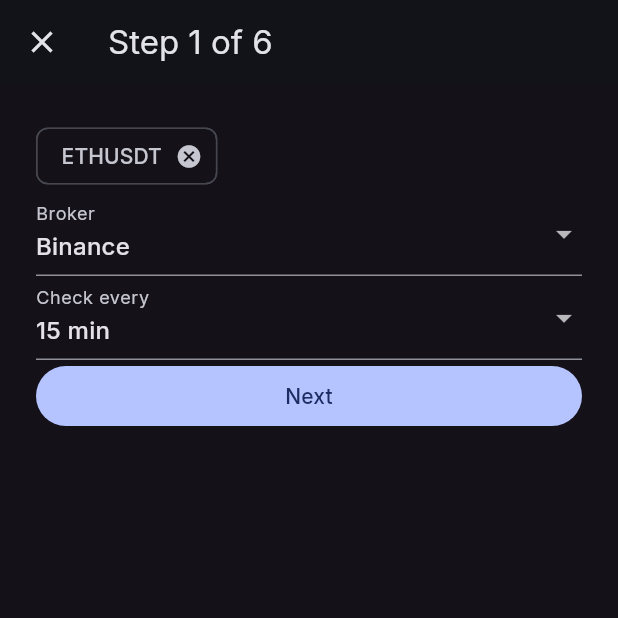
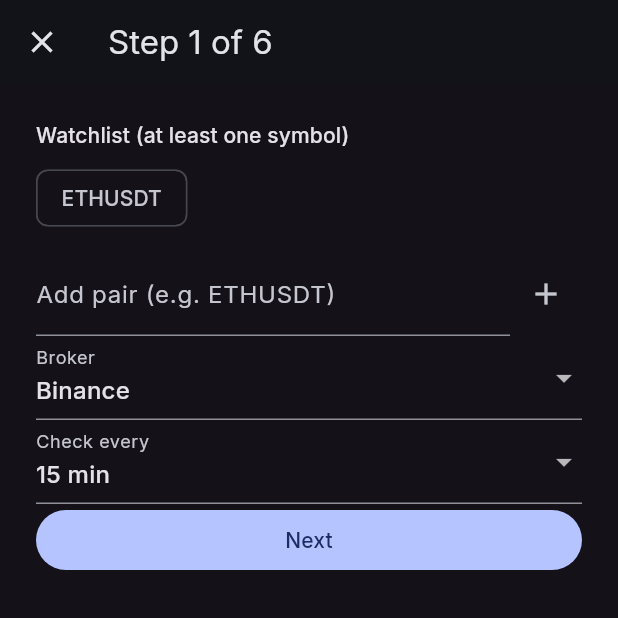
Before and after one commit to incrediapp/autoTrader, a Flutter app: the NewStrategyFlow screen opened by its route, swiped to page 4, on a phone screen of 412 x 824 dp, the top half of it. Run offline on Flutter 3.47's test engine with Material 3 defaults, Android fonts, the phone set to English and light mode, and no system bars; our stand-ins replace cloud_firestore, cloud_functions, firebase_auth, firebase_core, firebase_messaging, fl_chart and 6 more; accounts and stored records are empty; generated files the repository leaves out were written again; network calls fail.

Commit message:
No idea what I did

```diff
--- a/flutter_app/lib/features/strategy/new_strategy_flow.dart
+++ b/flutter_app/lib/features/strategy/new_strategy_flow.dart
@@ -32,12 +32,33 @@
   String _broker = 'binance';
   int _interval = 15;
   bool _loading = false;
+  final _assetInput = TextEditingController();
+
+  String get _defaultAsset => _broker == 'ibkr' ? 'AAPL' : 'ETHUSDT';
+
+  void _ensureDefaultAsset() {
+    if (_assets.isEmpty) {
+      _assets.add(_defaultAsset);
+    }
+  }
+
+  void _addAsset(String raw) {
+    final symbol = raw.trim().toUpperCase();
+    if (symbol.isEmpty) return;
+    setState(() {
+      if (!_assets.contains(symbol)) {
+        _assets.add(symbol);
+      }
+      _assetInput.clear();
+    });
+  }
 
   @override
   void dispose() {
     _pageController.dispose();
     _name.dispose();
     _chatController.dispose();
+    _assetInput.dispose();
     super.dispose();
   }
 
@@ -81,7 +102,12 @@
           if (suggested is List && suggested.isNotEmpty) {
             _assets
               ..clear()
-              ..addAll(suggested.map((a) => a.toString()));
+              ..addAll(
+                suggested
+                    .map((a) => a.toString().trim().toUpperCase())
+                    .where((a) => a.isNotEmpty),
+              );
+            _ensureDefaultAsset();
           }
           final broker = result['suggestedBroker']?.toString();
           if (broker == 'binance' || broker == 'ibkr') {
@@ -132,6 +158,14 @@
         const SnackBar(
           content: Text('Describe your strategy in the chat step before creating.'),
         ),
+      );
+      return;
+    }
+
+    _ensureDefaultAsset();
+    if (_assets.isEmpty) {
+      ScaffoldMessenger.of(context).showSnackBar(
+        const SnackBar(content: Text('Add at least one asset to the watchlist.')),
       );
       return;
     }
@@ -338,11 +372,42 @@
     return ListView(
       padding: const EdgeInsets.all(24),
       children: [
+        Text(
+          'Watchlist (at least one symbol)',
+          style: Theme.of(context).textTheme.titleSmall,
+        ),
+        const SizedBox(height: 8),
         Wrap(
           spacing: 8,
           children: _assets
-              .map((a) => Chip(label: Text(a), onDeleted: () => setState(() => _assets.remove(a))))
+              .map(
+                (a) => Chip(
+                  label: Text(a),
+                  onDeleted: _assets.length > 1
+                      ? () => setState(() => _assets.remove(a))
+                      : null,
+                ),
+              )
               .toList(),
+        ),
+        const SizedBox(height: 12),
+        Row(
+          children: [
+            Expanded(
+              child: TextField(
+                controller: _assetInput,
+                decoration: InputDecoration(
+                  labelText: _broker == 'ibkr' ? 'Add ticker (e.g. AAPL)' : 'Add pair (e.g. ETHUSDT)',
+                ),
+                textCapitalization: TextCapitalization.characters,
+                onSubmitted: _addAsset,
+              ),
+            ),
+            IconButton(
+              onPressed: () => _addAsset(_assetInput.text),
+              icon: const Icon(Icons.add),
+            ),
+          ],
         ),
         DropdownButtonFormField(
           value: _broker,
@@ -351,7 +416,15 @@
             DropdownMenuItem(value: 'binance', child: Text('Binance')),
             DropdownMenuItem(value: 'ibkr', child: Text('IBKR')),
           ],
-          onChanged: (v) => setState(() => _broker = v!),
+          onChanged: (v) => setState(() {
+            _broker = v!;
+            if (_assets.length == 1 && _assets.first == 'ETHUSDT' && _broker == 'ibkr') {
+              _assets[0] = 'AAPL';
+            } else if (_assets.length == 1 && _assets.first == 'AAPL' && _broker == 'binance') {
+              _assets[0] = 'ETHUSDT';
+            }
+            _ensureDefaultAsset();
+          }),
         ),
         DropdownButtonFormField(
           value: _interval,
@@ -364,7 +437,10 @@
           ],
           onChanged: (v) => setState(() => _interval = v!),
         ),
-        FilledButton(onPressed: _next, child: const Text('Next')),
+        FilledButton(
+          onPressed: _assets.isNotEmpty ? _next : null,
+          child: const Text('Next'),
+        ),
       ],
     );
   }
```
Also changed, not shown: 2 other files.
